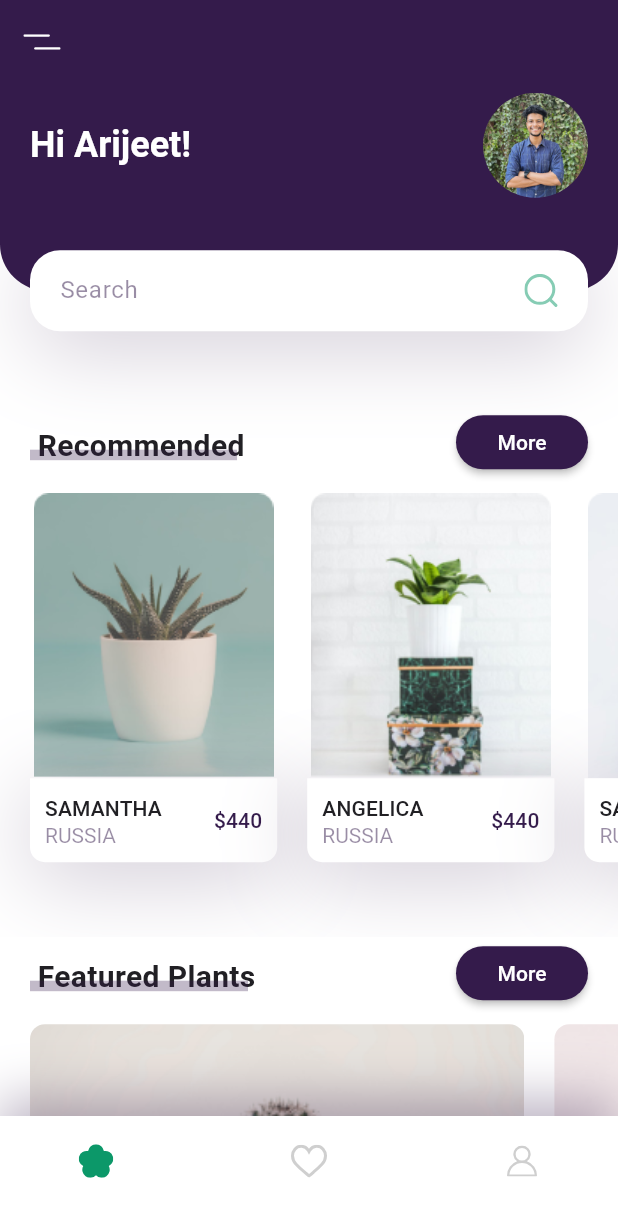
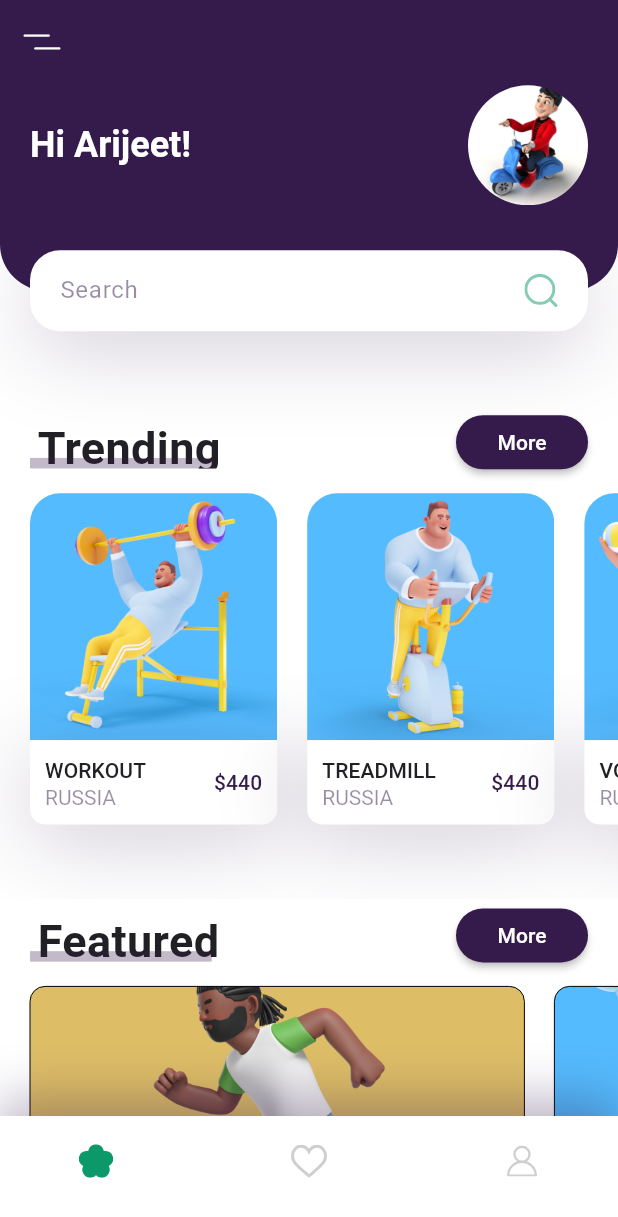
Before and after one commit to rishirizz/sporthub, a Flutter app: the screen it shows after launch, on a phone screen of 412 x 824 dp. Shown: the top 1217 px of the screen. Run offline on Flutter 3.47's test engine with Material 3 defaults, Android fonts, the phone set to English and light mode, and no system bars; our stand-ins replace flutter_svg.

Commit message:
Added various sports images on home page.

```diff
--- a/lib/components/featured_plants.dart
+++ b/lib/components/featured_sports.dart
@@ -2,8 +2,8 @@ import 'package:flutter/material.dart';
 
 import '../constants/constants.dart';
 
-class FeaturedPlants extends StatelessWidget {
-  const FeaturedPlants({
+class FeaturedSports extends StatelessWidget {
+  const FeaturedSports({
     Key? key,
   }) : super(key: key);
 
@@ -13,13 +13,18 @@ class FeaturedPlants extends StatelessWidget {
       scrollDirection: Axis.horizontal,
       child: Row(
         children: <Widget>[
-          FeaturePlantCard(
-            image: "assets/images/bottom_img_1.png",
+          FeaturedSportsCard(
+            image: 'assets/images/running.jpg',
             press: () {},
           ),
-          FeaturePlantCard(
-            image: "assets/images/bottom_img_2.png",
+          FeaturedSportsCard(
+            image: 'assets/images/badminton.jpg',
             press: () {},
+          ),
+          FeaturedSportsCard(
+            image: 'assets/images/boxing.jpg',
+            press: () {},
+            borderWidth: 1,
           ),
         ],
       ),
@@ -27,14 +32,16 @@ class FeaturedPlants extends StatelessWidget {
   }
 }
 
-class FeaturePlantCard extends StatelessWidget {
-  const FeaturePlantCard({
+class FeaturedSportsCard extends StatelessWidget {
+  const FeaturedSportsCard({
     Key? key,
-  required  this.image,
-  required  this.press,
+    required this.image,
+    required this.press,
+    this.borderWidth = 0,
   }) : super(key: key);
   final String image;
   final Function() press;
+  final double? borderWidth;
 
   @override
   Widget build(BuildContext context) {
@@ -48,9 +55,12 @@ class FeaturePlantCard extends StatelessWidget {
           bottom: kDefaultPadding / 2,
         ),
         width: size.width * 0.8,
-        height: 185,
+        height: 200,
         decoration: BoxDecoration(
           borderRadius: BorderRadius.circular(10),
+          border: Border.all(
+            width: borderWidth!,
+          ),
           image: DecorationImage(
             fit: BoxFit.cover,
             image: AssetImage(image),
--- a/lib/components/header_and_searchbox.dart
+++ b/lib/components/header_and_searchbox.dart
@@ -42,8 +42,8 @@ class HeaderWithSearchBox extends StatelessWidget {
                 ),
                 const Spacer(),
                 const ProfilePicture(
-                  radius: 35,
-                  imagePath: 'assets/images/arijeet.jpeg',
+                  radius: 40,
+                  imagePath: 'assets/images/profile.jpg',
                 ),
               ],
             ),
--- a/lib/components/title_with_more_button.dart
+++ b/lib/components/title_with_more_button.dart
@@ -47,14 +47,14 @@ class TitleWithCustomUnderline extends StatelessWidget {
   @override
   Widget build(BuildContext context) {
     return SizedBox(
-      height: 24,
+      height: 35,
       child: Stack(
         children: <Widget>[
           Padding(
             padding: const EdgeInsets.only(left: kDefaultPadding / 4),
             child: Text(
               text,
-              style: const TextStyle(fontSize: 20, fontWeight: FontWeight.bold),
+              style: const TextStyle(fontSize: 30, fontWeight: FontWeight.bold),
             ),
           ),
           Positioned(
--- a/lib/components/recommended_plants.dart
+++ b/lib/components/trending_sports.dart
@@ -3,8 +3,8 @@ import 'package:sporthub/details/details_page.dart';
 
 import '../constants/constants.dart';
 
-class RecomendsPlants extends StatelessWidget {
-  const RecomendsPlants({
+class TrendingSports extends StatelessWidget {
+  const TrendingSports({
     Key? key,
   }) : super(key: key);
 
@@ -14,10 +14,10 @@ class RecomendsPlants extends StatelessWidget {
       scrollDirection: Axis.horizontal,
       child: Row(
         children: <Widget>[
-          RecomendPlantCard(
-            image: "assets/images/image_1.png",
-            title: "Samantha",
-            country: "Russia",
+          TrendingSportsCard(
+            image: 'assets/images/workout.jpg',
+            title: 'Workout',
+            country: 'Russia',
             price: 440,
             press: () {
               Navigator.push(
@@ -28,10 +28,10 @@ class RecomendsPlants extends StatelessWidget {
               );
             },
           ),
-          RecomendPlantCard(
-            image: "assets/images/image_2.png",
-            title: "Angelica",
-            country: "Russia",
+          TrendingSportsCard(
+            image: 'assets/images/treadmill.jpg',
+            title: 'Treadmill',
+            country: 'Russia',
             price: 440,
             press: () {
               Navigator.push(
@@ -42,10 +42,10 @@ class RecomendsPlants extends StatelessWidget {
               );
             },
           ),
-          RecomendPlantCard(
-            image: "assets/images/image_3.png",
-            title: "Samantha",
-            country: "Russia",
+          TrendingSportsCard(
+            image: 'assets/images/volleyball.jpg',
+            title: 'Volleyball',
+            country: 'Russia',
             price: 440,
             press: () {},
           ),
@@ -55,8 +55,8 @@ class RecomendsPlants extends StatelessWidget {
   }
 }
 
-class RecomendPlantCard extends StatelessWidget {
-  const RecomendPlantCard({
+class TrendingSportsCard extends StatelessWidget {
+  const TrendingSportsCard({
     Key? key,
     required this.image,
     required this.title,
@@ -81,7 +81,15 @@ class RecomendPlantCard extends StatelessWidget {
       width: size.width * 0.4,
       child: Column(
         children: <Widget>[
-          Image.asset(image),
+          ClipRRect(
+            borderRadius: const BorderRadius.only(
+              topLeft: Radius.circular(20),
+              topRight: Radius.circular(20),
+            ),
+            child: Image.asset(
+              image,
+            ),
+          ),
           GestureDetector(
             onTap: press,
             child: Container(
--- a/lib/home/home_page.dart
+++ b/lib/home/home_page.dart
@@ -2,9 +2,9 @@ import 'package:flutter/material.dart';
 import 'package:flutter_svg/svg.dart';
 
 import '../components/bottom_navbar.dart';
-import '../components/featured_plants.dart';
+import '../components/featured_sports.dart';
 import '../components/header_and_searchbox.dart';
-import '../components/recommended_plants.dart';
+import '../components/trending_sports.dart';
 import '../components/title_with_more_button.dart';
 import '../constants/constants.dart';
 
@@ -35,12 +35,12 @@ class _HomePageState extends State<HomePage> {
           children: <Widget>[
             HeaderWithSearchBox(size: size),
             TitleWithMoreBtn(
-              title: 'Recommended',
+              title: 'Trending',
               onPressed: () {},
             ),
-            const RecomendsPlants(),
-            TitleWithMoreBtn(title: "Featured Plants", onPressed: () {}),
-            const FeaturedPlants(),
+            const TrendingSports(),
+            TitleWithMoreBtn(title: 'Featured', onPressed: () {}),
+            const FeaturedSports(),
             const SizedBox(height: kDefaultPadding),
           ],
         ),
```
Also changed, not shown: assets/images/arijeet.jpeg (deleted), assets/images/bottom_img_1.png (deleted), assets/images/bottom_img_2.png (deleted), assets/images/image_1.png (deleted), assets/images/image_2.png (deleted), assets/images/image_3.png (deleted), assets/images/profile.jpg (added).
